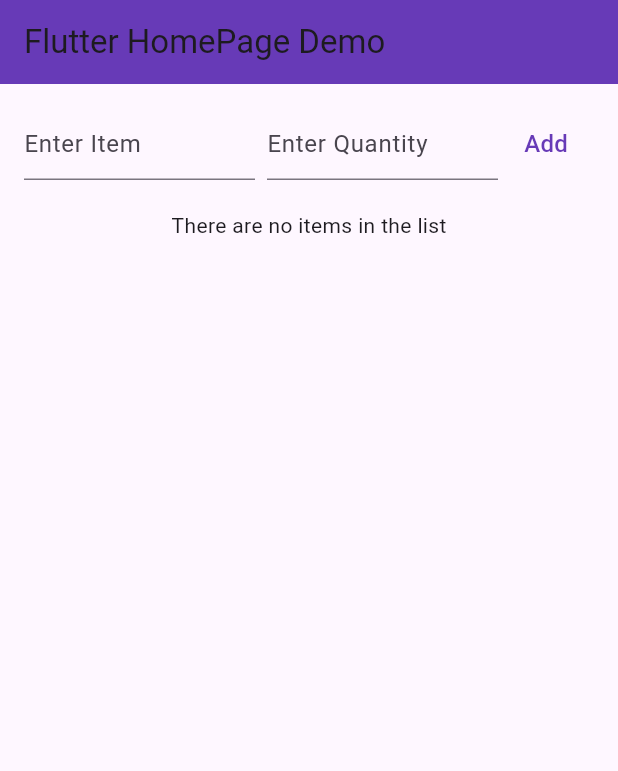
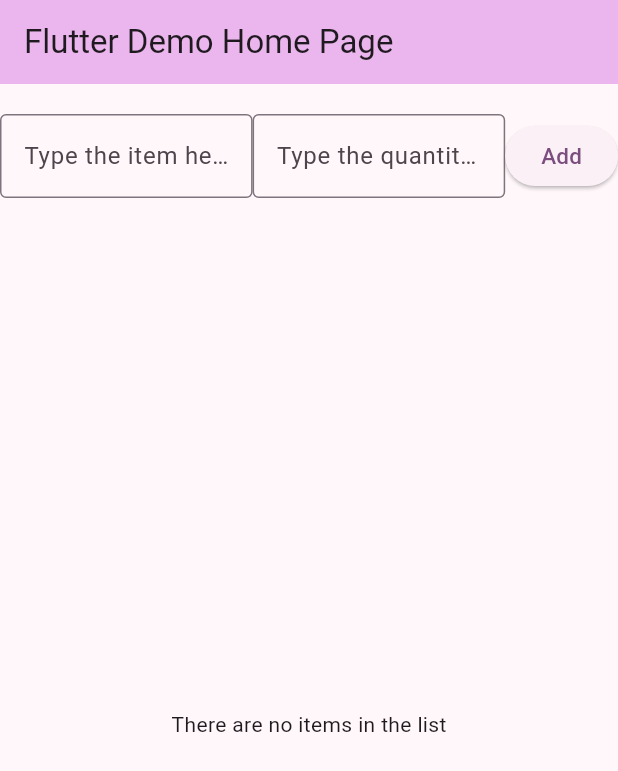
Before and after one commit to Nelyse4/my_cst2335_labs, a Flutter app: the screen it shows after launch, on a phone screen of 412 x 824 dp. Shown: the top 771 px of the screen. Run offline on Flutter 3.47's test engine with Material 3 defaults, Android fonts, the phone set to English and light mode, and no system bars; our stand-ins replace floor, sqflite; accounts and stored records are empty; generated files the repository leaves out were written again.

```diff
--- /dev/null
+++ b/lib/Todo.dart
@@ -0,0 +1,16 @@
+import 'package:floor/floor.dart';
+
+@entity
+class Todo { // Changed to uppercase 'Todo'
+  @PrimaryKey(autoGenerate: true)
+  final int? id;
+  final String name;
+  final int? quantity;
+
+  Todo(this.id, this.name, this.quantity); // Changed to uppercase 'Todo'
+
+  @override
+  String toString() {
+    return "$id: $name $quantity";
+  }
+}
--- /dev/null
+++ b/lib/TodoDao.dart
@@ -0,0 +1,22 @@
+import 'package:floor/floor.dart';
+import 'Todo.dart';
+
+@dao
+abstract class TodoDao {
+  @Query('SELECT * FROM Todo')
+  Future<List<Todo>> findAllItems();
+
+  @Query('SELECT * FROM Todo WHERE id = :id')
+  Future<Todo?> findItemById(int id);
+
+  @insert
+  Future<void> insertItem(Todo item);
+
+  @update
+  Future<void> updateItem(Todo item);
+
+  @delete
+  Future<void> deleteItem(Todo item);
+
+
+}
--- a/lib/main.dart
+++ b/lib/main.dart
@@ -1,7 +1,10 @@
 import 'package:flutter/material.dart';
+import 'TodoDao.dart';
+import 'Todo.dart';
+import 'Database.dart';
 
 void main() {
-  runApp(const MyApp());
+  runApp(MyApp());
 }
 
 class MyApp extends StatelessWidget {
@@ -10,12 +13,13 @@ class MyApp extends StatelessWidget {
   @override
   Widget build(BuildContext context) {
     return MaterialApp(
-      title: 'Flutter HomePage Demo',
+      debugShowCheckedModeBanner: false,
+      title: 'Flutter Demo',
       theme: ThemeData(
-        colorScheme: ColorScheme.fromSeed(seedColor: Colors.deepPurple),
+        colorScheme: ColorScheme.fromSeed(seedColor: Colors.purpleAccent),
         useMaterial3: true,
       ),
-      home: const MyHomePage(title: 'Shopping List App'),
+      home: const MyHomePage(title: 'Flutter Demo Home Page'),
     );
   }
 }
@@ -30,68 +34,86 @@ class MyHomePage extends StatefulWidget {
 }
 
 class _MyHomePageState extends State<MyHomePage> {
+  List<Todo> todoList = <Todo>[];
+  late TodoDao todoDao;
+  late TextEditingController _controller1;
+  late TextEditingController _controller2;
+
   @override
-  Widget build(BuildContext context) {
-    return const ListPage();
+  void initState() {
+    super.initState();
+    _controller1 = TextEditingController();
+    _controller2 = TextEditingController();
+
+    $FloorToDoDatabase
+        .databaseBuilder('todo_Database.db')
+        .build()
+        .then((database) async {
+      todoDao = database.todoDao;
+      var items = await todoDao.findAllItems();
+      setState(() {
+        todoList = items;
+      });
+    });
+  }
+
+  @override
+  void dispose() {
+    _controller1.dispose();
+    _controller2.dispose();
+    super.dispose();
+  }
+
+  void addItem() async {
+    if (_controller1.text.isNotEmpty && _controller2.text.isNotEmpty) {
+      int? quantity = int.tryParse(_controller2.text);
+      if (quantity != null) {
+        var newItem = Todo(null, _controller1.text, quantity ); // Changed to uppercase 'Todo'
+        await todoDao.insertItem(newItem);
+        var updatedList = await todoDao.findAllItems();
+        setState(() {
+          todoList = updatedList;
+          _controller1.clear();
+          _controller2.clear();
+        });
+      } else {
+        var snackBar = SnackBar(content: const Text('Quantity must be a number'));
+        ScaffoldMessenger.of(context).showSnackBar(snackBar);
+      }
+    } else {
+      var snackBar = SnackBar(content: const Text('Input field is required'));
+      ScaffoldMessenger.of(context).showSnackBar(snackBar);
     }
   }
 
-class ListPage extends StatefulWidget {
-  const ListPage({super.key});
-
-  @override
-  State<ListPage> createState() => _ListPageState();
-}
-
-class _ListPageState extends State<ListPage> {
-  final _itemController = TextEditingController();
-  final _quantityController = TextEditingController();
-
-  // List to store shopping items
-  List<Map<String, String>> shoppingList = [];
-
-  // Add item to the shopping list
-  void addItem() {
-    if (_itemController.text.isNotEmpty && _quantityController.text.isNotEmpty) {
+  void deleteItem(int index) async {
+    await todoDao.deleteItem(todoList[index]);
+    var updatedList = await todoDao.findAllItems();
     setState(() {
-        shoppingList.add({
-          'item': _itemController.text,
-          'quantity': _quantityController.text,
-        });
-      });
-      _itemController.clear();
-      _quantityController.clear();
-    }
-  }
-
-  // Remove item from the shopping list
-  void removeItem(int index) {
-    setState(() {
-      shoppingList.removeAt(index);
+      todoList = updatedList;
     });
   }
 
-  // Show a confirmation dialog for item deletion
-  void confirmDelete(int index) {
+  void _showDialog(int index) {
     showDialog(
       context: context,
       builder: (BuildContext context) {
         return AlertDialog(
-          title: Text('Delete Item'),
-          content: Text('Do you want to delete "${shoppingList[index]['item']}"?'),
+          title: const Text("Delete Item"),
+          content: const Text("Are you sure you want to delete this item?"),
           actions: [
             TextButton(
               onPressed: () {
-                Navigator.pop(context); // Close the dialog
+                Navigator.of(context).pop(); // Close the dialog
               },
-              child: Text('No'),
+              child: const Text("No"),
             ),
             TextButton(
               onPressed: () {
-                removeItem(index); // Remove the item
-                Navigator.pop(context); // Close the dialog
+                deleteItem(index); // Delete the item
+                Navigator.of(context).pop(); // Close the dialog
               },
-              child: Text('Yes'),
+              child: const Text("Yes"),
             ),
           ],
         );
@@ -103,70 +125,70 @@ class _ListPageState extends State<ListPage> {
   Widget build(BuildContext context) {
     return Scaffold(
       appBar: AppBar(
-        title: Text('Flutter HomePage Demo'),
-        backgroundColor: Colors.deepPurple,
+        backgroundColor: Theme.of(context).colorScheme.inversePrimary,
+        title: Text(widget.title),
       ),
-      body: Padding(
-        padding: const EdgeInsets.all(16.0),
-        child: Column(
-          children: [
-            // Row with TextFields and Add button
-            Row(
-              children: [
+      body: Column(
+        mainAxisAlignment: MainAxisAlignment.center,
+        children: <Widget>[
+          const SizedBox(height: 20),
+          Row(children: [
             Expanded(
               child: TextField(
-                    controller: _itemController,
-                    decoration: InputDecoration(hintText: 'Enter Item'),
+                controller: _controller1,
+                decoration: const InputDecoration(
+                  hintText: "Type the item here",
+                  border: OutlineInputBorder(),
                 ),
               ),
-                SizedBox(width: 8),
+            ),
             Expanded(
               child: TextField(
-                    controller: _quantityController,
-                    keyboardType: TextInputType.number,
-                    decoration: InputDecoration(hintText: 'Enter Quantity'),
+                controller: _controller2,
+                decoration: const InputDecoration(
+                  hintText: "Type the quantity here",
+                  border: OutlineInputBorder(),
                 ),
               ),
-                TextButton(
+            ),
+            ElevatedButton(
               onPressed: addItem,
-                  child: Text('Add', style: TextStyle(fontSize: 16, color: Colors.deepPurple)),
+              child: const Text("Add", style: TextStyle(fontSize: 15.0)),
             ),
+          ]),
+          const SizedBox(height: 10),
+          Flexible(child: listPage()),
         ],
       ),
-            SizedBox(height: 20),
-            // Display shopping list or empty message
-            shoppingList.isEmpty
-                ? Center(child: Text('There are no items in the list'))
-                : Expanded(
+    );
+  }
+
+  Widget listPage() {
+    if (todoList.isEmpty) {
+      return const Center(child: Text("There are no items in the list"));
+    } else {
+      return Expanded(
         child: ListView.builder(
-                itemCount: shoppingList.length,
+          itemCount: todoList.length,
           itemBuilder: (context, index) {
             return GestureDetector(
               onLongPress: () {
-                      confirmDelete(index); // Show confirmation dialog on long press
+                _showDialog(index); // Show delete dialog on long press
               },
-                    child: Container(
-                      padding: EdgeInsets.symmetric(vertical: 16.0, horizontal: 8.0),
-                      margin: EdgeInsets.symmetric(vertical: 4.0),
-                      decoration: BoxDecoration(
-                        border: Border.all(color: Colors.grey),
-                        borderRadius: BorderRadius.circular(8.0),
-                      ),
               child: Row(
-                        mainAxisAlignment: MainAxisAlignment.spaceBetween,
+                mainAxisAlignment: MainAxisAlignment.center,
                 children: [
-                          Text('${index + 1}. ${shoppingList[index]['item']}'),  // Row number and item name
-                          Text('Qty: ${shoppingList[index]['quantity']}'),  // Quantity
+                  Text("${index + 1}:"),
+                  const SizedBox(width: 5),
+                  Text(todoList[index].name),
+                  const SizedBox(width: 10),
+                  Text(" quantity: ${todoList[index].quantity}"),
                 ],
-                      ),
               ),
             );
           },
         ),
-            ),
-          ],
-        ),
-      ),
       );
     }
   }
+}
```
Also changed, not shown: lib/Database.dart (added, +11 -0 lines), pubspec.yaml (+4 -3 lines), pubspec.lock, 5 other files. Lines whose indentation alone changed are shown as unchanged.
